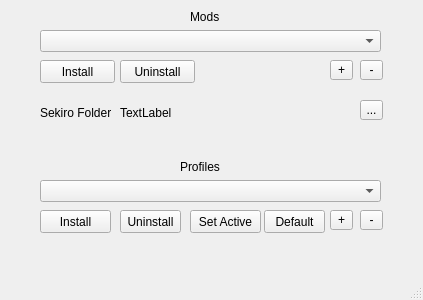
First picture: the form in sekiro.ui, repository george0815/Sekiro-Mod-Manager, before the edit.
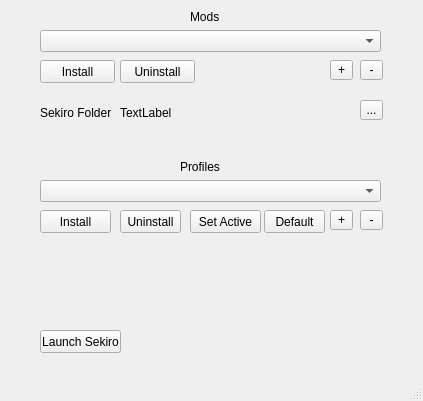
Second picture: the form after the edit.

Commit message: Finished profile feature, added launch sekiro button and an option to install modengine

What changed in the file:
```diff
--- a/sekiro.ui
+++ b/sekiro.ui
@@ -7,7 +7,7 @@
     <x>0</x>
     <y>0</y>
     <width>423</width>
-    <height>300</height>
+    <height>401</height>
    </rect>
   </property>
   <property name="windowTitle">
@@ -229,6 +229,19 @@
      <string>Default</string>
     </property>
    </widget>
+   <widget class="QPushButton" name="launchSekiro">
+    <property name="geometry">
+     <rect>
+      <x>40</x>
+      <y>330</y>
+      <width>81</width>
+      <height>23</height>
+     </rect>
+    </property>
+    <property name="text">
+     <string>Launch Sekiro</string>
+    </property>
+   </widget>
   </widget>
   <widget class="QMenuBar" name="menubar">
    <property name="geometry">
```
The commit also changes 4 other files.
